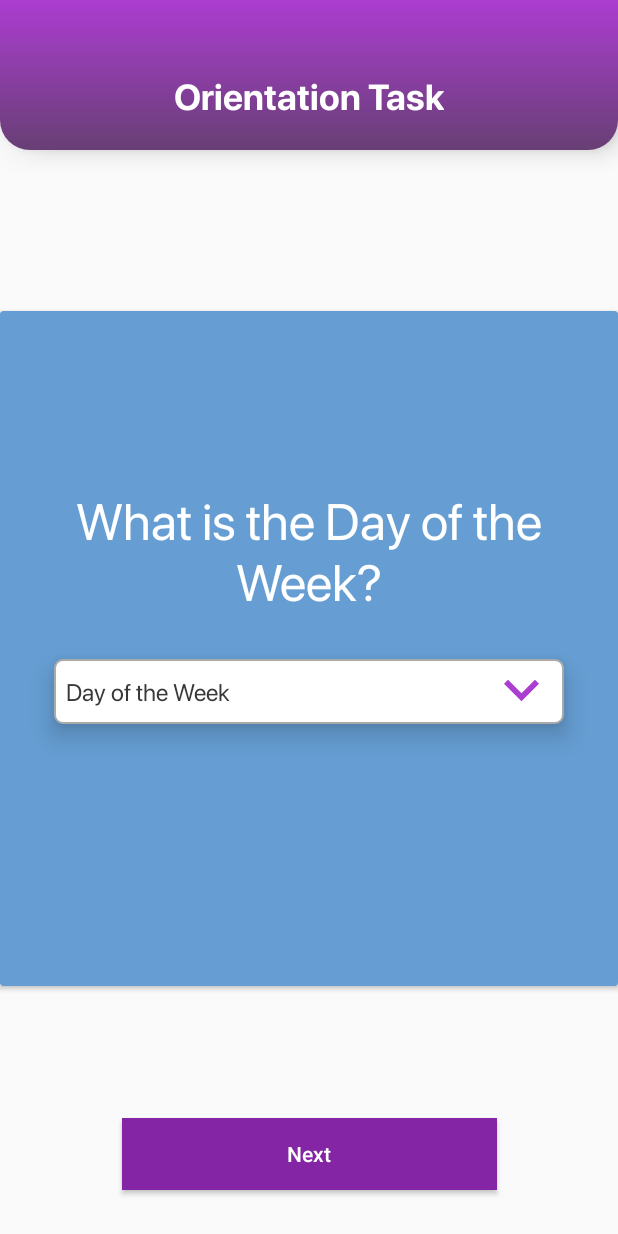
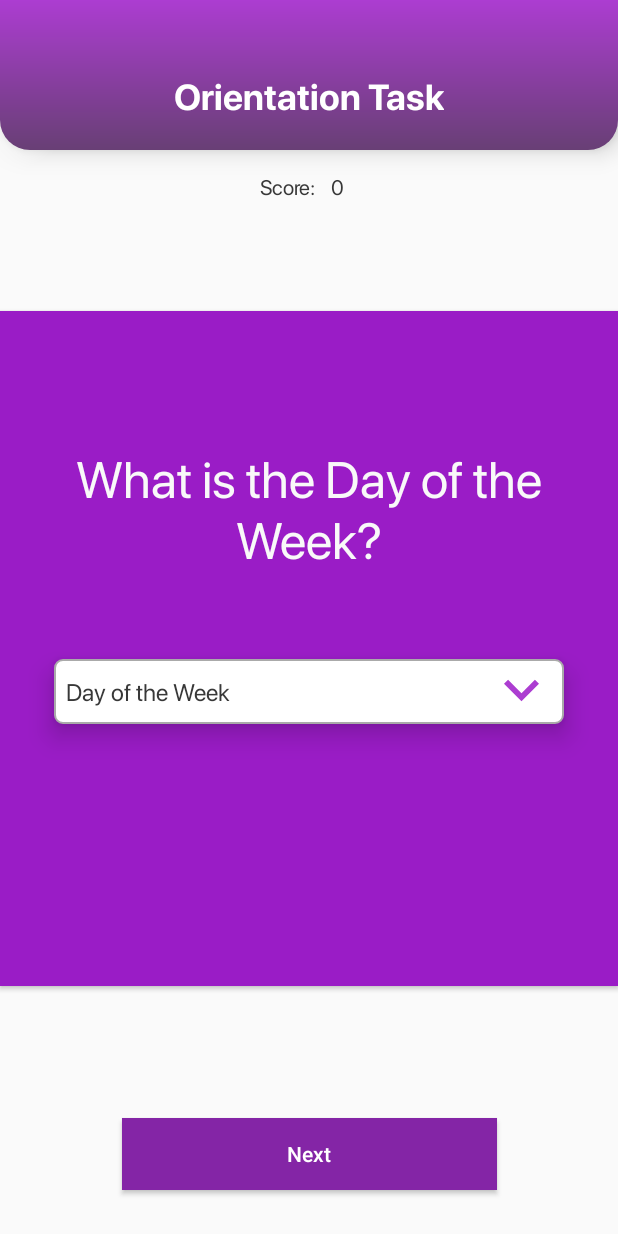
Before and after one commit to timeoutmode/ADAS, an Android app: the OrientationViewPager screen opened directly, with no data from a screen before it, on a phone screen of 412 x 824 dp. Run offline under Robolectric (Android 15) with nearby library versions, the phone set to English and light mode, and no system bars.

Commit message:
edited the fragments

```diff
--- a/app/src/main/java/com/example/adas/Orientation/OrientationViewPager.java
+++ b/app/src/main/java/com/example/adas/Orientation/OrientationViewPager.java
@@ -1,8 +1,12 @@
 package com.example.adas.Orientation;
 
 import android.os.Bundle;
+import android.view.View;
 import android.widget.Button;
+import android.widget.Spinner;
+import android.widget.TextView;
 
+import androidx.annotation.NonNull;
 import androidx.appcompat.app.AppCompatActivity;
 import androidx.fragment.app.Fragment;
 import androidx.viewpager.widget.PagerAdapter;
@@ -10,6 +14,7 @@ import androidx.viewpager.widget.ViewPager;
 
 import com.example.adas.R;
 
+import java.time.DayOfWeek;
 import java.util.ArrayList;
 import java.util.List;
 
@@ -18,7 +23,10 @@ public class OrientationViewPager extends AppCompatActivity {
     private ViewPager pager;
     private PagerAdapter pagerAdapter;
     private Button mainButton;
+    private Spinner spinner;
     private int counter = 1;
+    private TextView oScoreView;
+    private int oScore = 0;
 
 
     @Override
@@ -26,6 +34,8 @@ public class OrientationViewPager extends AppCompatActivity {
         super.onCreate(savedInstanceState);
         //setContentView(R.layout.activity_viewpager);
         setContentView(R.layout.activity_viewpager);
+
+        oScoreView = (TextView) findViewById(R.id.score1);
 
         List<Fragment> list = new ArrayList <>();
         list.add(new FragmentOneActivity());
@@ -44,6 +54,10 @@ public class OrientationViewPager extends AppCompatActivity {
             pager.setCurrentItem(counter++);
         });
 
+        spinner = findViewById(R.id.dayOfWeek);
+
+        //DayOfWeek monday = DayOfWeek.MONDAY;
+
 
     }
 }
--- a/app/src/main/res/layout/activity_assessment_landing_page.xml
+++ b/app/src/main/res/layout/activity_assessment_landing_page.xml
@@ -69,7 +69,7 @@
         android:layout_width="wrap_content"
         android:layout_height="wrap_content"
         android:layout_marginTop="32dp"
-        android:text="Button4"
+        android:text="Orientation Task"
         app:layout_constraintStart_toStartOf="@+id/button_1"
         app:layout_constraintTop_toBottomOf="@+id/button_1" />
 
--- a/app/src/main/res/layout/activity_fragment_five.xml
+++ b/app/src/main/res/layout/activity_fragment_five.xml
@@ -13,7 +13,7 @@
         <androidx.cardview.widget.CardView
             android:layout_width="match_parent"
             android:layout_height="450dp"
-            app:cardBackgroundColor="#03A9F4"
+            app:cardBackgroundColor="#9A1CC6"
             app:layout_constraintBottom_toBottomOf="parent"
             app:layout_constraintEnd_toEndOf="parent"
             app:layout_constraintStart_toStartOf="parent"
@@ -36,7 +36,7 @@
                     app:layout_constraintHorizontal_bias="0.0"
                     app:layout_constraintStart_toStartOf="parent"
                     app:layout_constraintTop_toTopOf="parent"
-                    app:layout_constraintVertical_bias="0.101" />
+                    app:layout_constraintVertical_bias="0.28" />
 
                 <EditText
                     android:id="@+id/et_place_name4"
--- a/app/src/main/res/layout/activity_fragment_four.xml
+++ b/app/src/main/res/layout/activity_fragment_four.xml
@@ -13,7 +13,7 @@
         <androidx.cardview.widget.CardView
             android:layout_width="match_parent"
             android:layout_height="450dp"
-            app:cardBackgroundColor="#669ED3"
+            app:cardBackgroundColor="#9A1CC6"
             app:layout_constraintBottom_toBottomOf="parent"
             app:layout_constraintEnd_toEndOf="parent"
             app:layout_constraintStart_toStartOf="parent"
@@ -45,7 +45,7 @@
                     android:layout_width="wrap_content"
                     android:layout_height="wrap_content"
                     android:layout_marginStart="10dp"
-                    android:layout_marginTop="76dp"
+                    android:layout_marginTop="84dp"
                     android:text="What is the Name of The Person?"
                     android:textAlignment="center"
                     android:textAppearance="@style/TextAppearance.AppCompat.Display1"
--- a/app/src/main/res/layout/activity_fragment_one.xml
+++ b/app/src/main/res/layout/activity_fragment_one.xml
@@ -14,11 +14,12 @@
         <androidx.cardview.widget.CardView
             android:layout_width="match_parent"
             android:layout_height="450dp"
-            app:cardBackgroundColor="#669ED3"
+            app:cardBackgroundColor="#9A1CC6"
+            app:cardCornerRadius="0dp"
             app:layout_constraintBottom_toBottomOf="parent"
             app:layout_constraintEnd_toEndOf="parent"
             app:layout_constraintStart_toStartOf="parent"
-            app:layout_constraintTop_toTopOf="parent" >
+            app:layout_constraintTop_toTopOf="parent">
 
             <androidx.constraintlayout.widget.ConstraintLayout
                 android:layout_width="match_parent"
@@ -29,11 +30,11 @@
                     android:layout_width="wrap_content"
                     android:layout_height="wrap_content"
                     android:layout_marginStart="10dp"
-                    android:layout_marginTop="116dp"
+                    android:layout_marginTop="88dp"
                     android:text="What is the Day of the Week?"
                     android:textAlignment="center"
                     android:textAppearance="@style/TextAppearance.AppCompat.Display1"
-                    android:textColor="#FFFFFF"
+                    android:textColor="#F9F9F9"
                     app:layout_constraintEnd_toEndOf="parent"
                     app:layout_constraintHorizontal_bias="1.0"
                     app:layout_constraintStart_toStartOf="parent"
--- a/app/src/main/res/layout/activity_fragment_two.xml
+++ b/app/src/main/res/layout/activity_fragment_two.xml
@@ -13,11 +13,11 @@
         <androidx.cardview.widget.CardView
             android:layout_width="match_parent"
             android:layout_height="450dp"
-            app:cardBackgroundColor="#03A9F4"
+            app:cardBackgroundColor="#9A1CC6"
             app:layout_constraintBottom_toBottomOf="parent"
             app:layout_constraintEnd_toEndOf="parent"
             app:layout_constraintStart_toStartOf="parent"
-            app:layout_constraintTop_toTopOf="parent" >
+            app:layout_constraintTop_toTopOf="parent">
 
             <androidx.constraintlayout.widget.ConstraintLayout
                 android:layout_width="match_parent"
--- a/app/src/main/res/layout/activity_frgament_three.xml
+++ b/app/src/main/res/layout/activity_frgament_three.xml
@@ -14,7 +14,7 @@
             android:id="@+id/cardView"
             android:layout_width="match_parent"
             android:layout_height="450dp"
-            app:cardBackgroundColor="#669ED3"
+            app:cardBackgroundColor="#9A1CC6"
             app:layout_constraintBottom_toBottomOf="parent"
             app:layout_constraintEnd_toEndOf="parent"
             app:layout_constraintStart_toStartOf="parent"
@@ -51,7 +51,7 @@
                     android:layout_width="wrap_content"
                     android:layout_height="wrap_content"
                     android:layout_marginStart="10dp"
-                    android:layout_marginTop="60dp"
+                    android:layout_marginTop="76dp"
                     android:text="What is the Month Currently?"
                     android:textAlignment="center"
                     android:textAppearance="@style/TextAppearance.AppCompat.Display1"
--- a/app/src/main/res/layout/activity_viewpager.xml
+++ b/app/src/main/res/layout/activity_viewpager.xml
@@ -61,6 +61,32 @@
             app:layout_constraintEnd_toEndOf="parent"
             app:layout_constraintStart_toStartOf="parent"
             app:layout_constraintTop_toBottomOf="@+id/pager" />
+
+        <TextView
+            android:id="@+id/score1_text"
+            android:layout_width="wrap_content"
+            android:layout_height="wrap_content"
+            android:text="Score:"
+            app:layout_constraintBottom_toTopOf="@+id/pager"
+            app:layout_constraintEnd_toEndOf="parent"
+            app:layout_constraintHorizontal_bias="0.463"
+            app:layout_constraintStart_toStartOf="parent"
+            app:layout_constraintTop_toBottomOf="@+id/constraintLayout3"
+            app:layout_constraintVertical_bias="0.483" />
+
+        <TextView
+            android:id="@+id/score1"
+            android:layout_width="wrap_content"
+            android:layout_height="wrap_content"
+            android:layout_marginTop="100dp"
+            android:text="0  "
+            app:layout_constraintBottom_toTopOf="@+id/pager"
+            app:layout_constraintEnd_toEndOf="parent"
+            app:layout_constraintHorizontal_bias="0.052"
+            app:layout_constraintStart_toEndOf="@+id/score1_text"
+            app:layout_constraintTop_toTopOf="@+id/constraintLayout3"
+            app:layout_constraintVertical_bias="0.483" />
+
     </androidx.constraintlayout.widget.ConstraintLayout>
 
 </LinearLayout>
```
Also changed, not shown: app/src/main/res/layout/activity_fragment_six.xml (+11 -33 lines).
